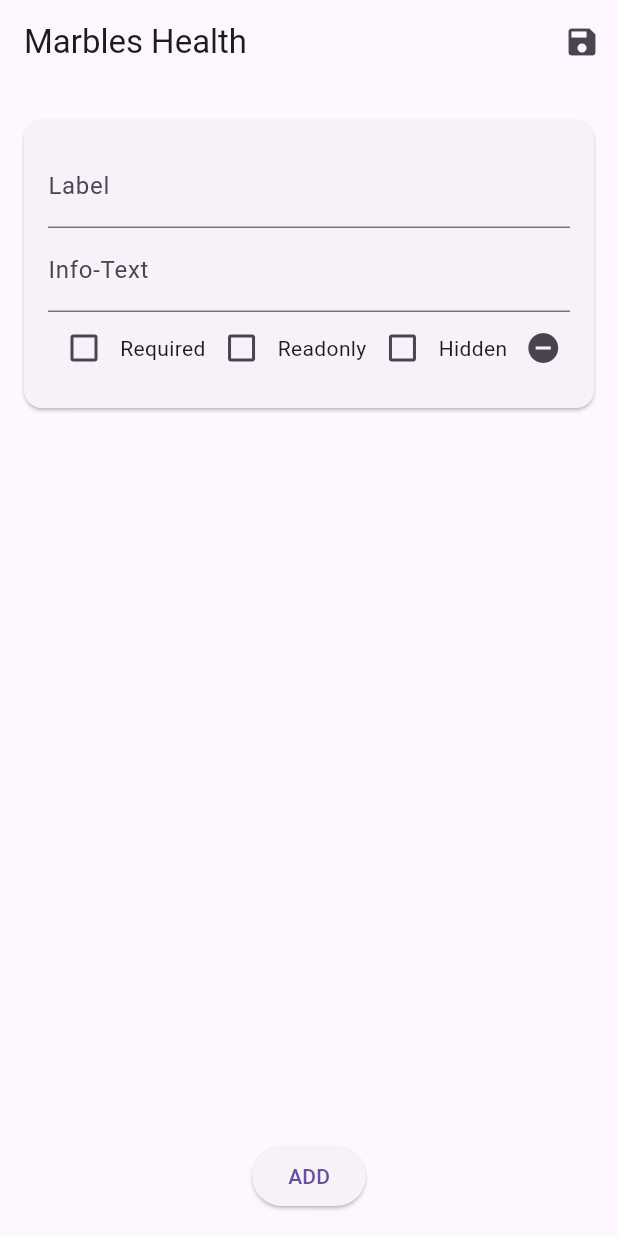
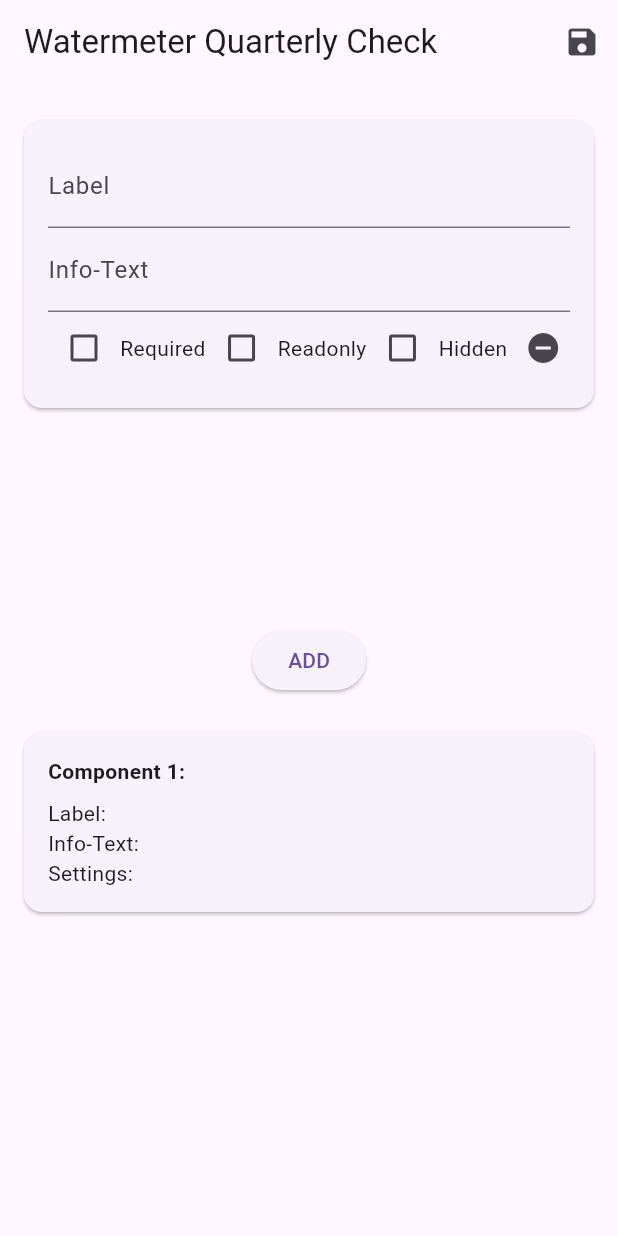
Before and after one commit to saarimshaikh/marbles_health_flutter_assignment, a Flutter app: the screen it shows after launch, after a tap on the "save" icon, on a phone screen of 412 x 824 dp. Run offline on Flutter 3.47's test engine with Material 3 defaults, Android fonts, the phone set to English and light mode, and no system bars; our stand-ins replace get_it.

Commit message:
fixed saved button output

```diff
--- a/lib/form_state_service.dart
+++ b/lib/form_state_service.dart
@@ -21,6 +21,8 @@
     FormComponent(label: '', infoText: ''),
   ];
 
+  List<FormComponent> submittedComponents = [];
+
   void addComponent() {
     components.add(FormComponent(label: '', infoText: ''));
     notifyListeners();
@@ -39,7 +41,7 @@
   }
 
   void submitForm() {
-    // Handle form submission logic
-    print(components);
+    submittedComponents = List.from(components);
+    notifyListeners();
   }
 }
--- a/lib/screens/home_screen.dart
+++ b/lib/screens/home_screen.dart
@@ -11,7 +11,7 @@
 
     return Scaffold(
       appBar: AppBar(
-        title: Text('Marbles Health'),
+        title: Text('Watermeter Quarterly Check'),
         actions: [
           IconButton(
             icon: Icon(Icons.save),
@@ -42,9 +42,47 @@
               onPressed: formState.addComponent,
               child: Text('ADD'),
             ),
+            SizedBox(height: 16),
+            SubmittedDataDisplay(),
           ],
         ),
       ),
     );
   }
 }
+
+class SubmittedDataDisplay extends StatelessWidget {
+  @override
+  Widget build(BuildContext context) {
+    final formState = Provider.of<FormStateService>(context);
+
+    if (formState.submittedComponents.isEmpty) {
+      return Container();
+    }
+
+    return Expanded(
+      child: ListView.builder(
+        itemCount: formState.submittedComponents.length,
+        itemBuilder: (context, index) {
+          final component = formState.submittedComponents[index];
+          return Card(
+            margin: EdgeInsets.symmetric(vertical: 8.0),
+            child: Padding(
+              padding: const EdgeInsets.all(16.0),
+              child: Column(
+                crossAxisAlignment: CrossAxisAlignment.start,
+                children: [
+                  Text('Component ${index + 1}:', style: TextStyle(fontWeight: FontWeight.bold)),
+                  SizedBox(height: 8),
+                  Text('Label: ${component.label}'),
+                  Text('Info-Text: ${component.infoText}'),
+                  Text('Settings: ${component.required ? 'Required' : ''} ${component.readonly ? 'Readonly' : ''} ${component.hidden ? 'Hidden' : ''}'),
+                ],
+              ),
+            ),
+          );
+        },
+      ),
+    );
+  }
+}
```
